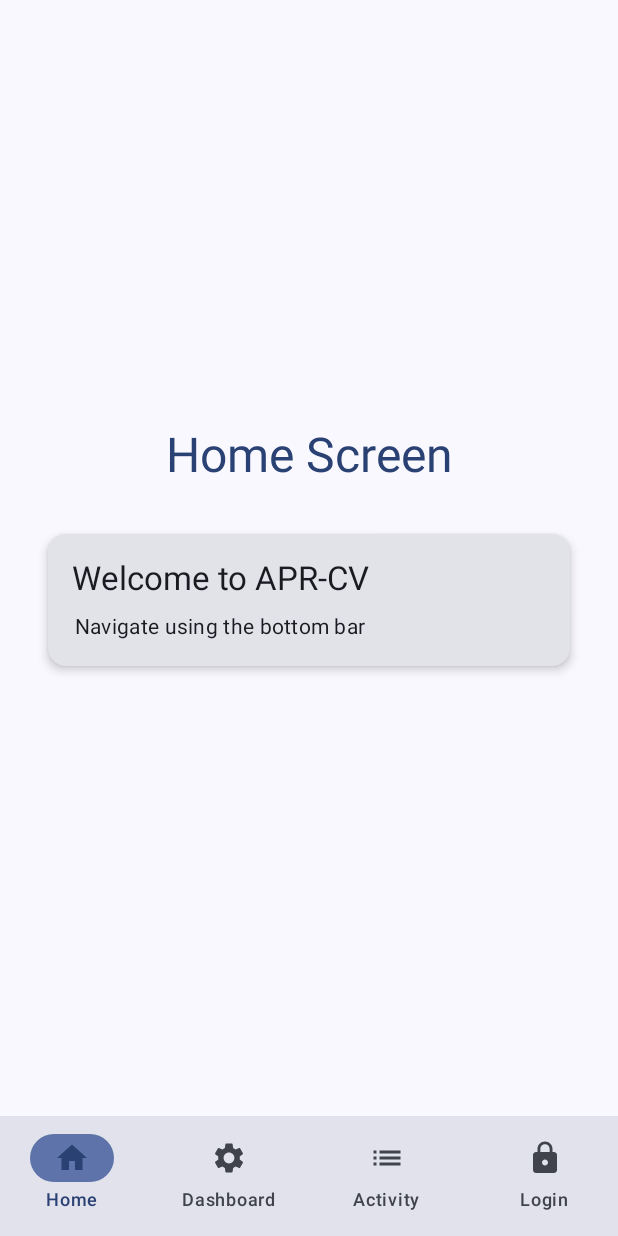
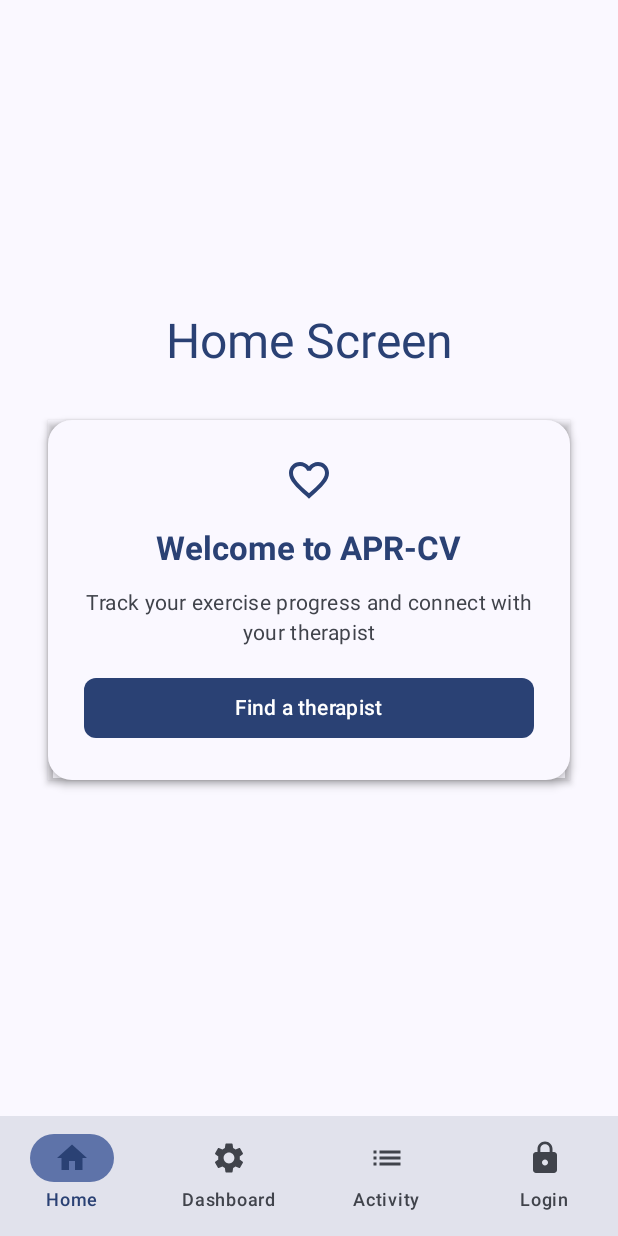
Before and after one commit to RandomSci/CapstoneProject, an Android app built with Jetpack Compose: the main screen opened through its navigation route, on a phone screen of 412 x 824 dp. Run offline under Robolectric (Android 15) with nearby library versions, the light colour scheme and no system bars; network calls fail.

Commit message:
Added more contents. Complete setup but needs more polishing

```diff
--- a/Frontend/app/src/main/java/com/pogi/percentronx/Navigation.kt
+++ b/Frontend/app/src/main/java/com/pogi/percentronx/Navigation.kt
@@ -40,16 +40,14 @@ import androidx.compose.foundation.shape.RoundedCornerShape
 import androidx.compose.foundation.verticalScroll
 import androidx.compose.material.icons.Icons
 import androidx.compose.material.icons.filled.Build
-import androidx.compose.material.icons.filled.CheckCircle
 import androidx.compose.material.icons.filled.DateRange
 import androidx.compose.material.icons.filled.Email
-import androidx.compose.material.icons.filled.Face
+import androidx.compose.material.icons.filled.FavoriteBorder
 import androidx.compose.material.icons.filled.Home
 import androidx.compose.material.icons.filled.List
 import androidx.compose.material.icons.filled.Lock
 import androidx.compose.material.icons.filled.Person
 import androidx.compose.material.icons.filled.Settings
-import androidx.compose.material.icons.filled.Star
 import androidx.compose.material.icons.filled.Warning
 import androidx.compose.material3.AlertDialog
 import androidx.compose.material3.Button
@@ -119,7 +117,7 @@ val bottomNavItems = listOf(
 )
 
 @Composable
-fun MainScreen() {
+fun MainScreen(navController: NavController) {
     Column(
         modifier = Modifier
             .fillMaxSize()
@@ -153,7 +151,7 @@ fun MainScreen() {
                             Log.e("MainScreen", "Error fetching progress: ${e.message}")
                         }
                     } else {
-
+                        // Empty else block in original code
                     }
                 } catch (e: Exception) {
                     Log.e("MainScreen", "Error checking login: ${e.message}")
@@ -169,36 +167,87 @@ fun MainScreen() {
                 color = MaterialTheme.colorScheme.primary
             )
         } else if (!isLoggedIn) {
-            WelcomeCard()
+            WelcomeCard(navController = navController)
         } else if (progressData != null) {
             ExerciseProgressCards(progressData!!)
         } else {
-            WelcomeCard()
-        }
-    }
-}
-
-@Composable
-private fun WelcomeCard() {
+            WelcomeCard(navController = navController)
+        }
+    }
+}
+
+@Composable
+private fun WelcomeCard(navController: NavController) {
+    val colorScheme = MaterialTheme.colorScheme
+    val animatedElevation by animateFloatAsState(
+        targetValue = 4f,
+        animationSpec = tween(500, easing = LinearEasing),
+        label = "ElevationAnimation"
+    )
+
     Card(
         modifier = Modifier
             .fillMaxWidth()
-            .padding(16.dp),
-        elevation = CardDefaults.cardElevation(defaultElevation = 4.dp)
+            .padding(16.dp)
+            .graphicsLayer {
+                shadowElevation = animatedElevation
+            },
+        elevation = CardDefaults.cardElevation(defaultElevation = animatedElevation.dp),
+        shape = RoundedCornerShape(16.dp),
+        colors = CardDefaults.cardColors(
+            containerColor = colorScheme.surface,
+            contentColor = colorScheme.onSurface
+        )
     ) {
         Column(
-            modifier = Modifier.padding(16.dp),
-            horizontalAlignment = Alignment.CenterHorizontally
+            modifier = Modifier
+                .padding(24.dp)
+                .fillMaxWidth(),
+            horizontalAlignment = Alignment.CenterHorizontally,
+            verticalArrangement = Arrangement.Center
         ) {
+            Icon(
+                imageVector = Icons.Default.FavoriteBorder,
+                contentDescription = "Welcome",
+                modifier = Modifier
+                    .size(48.dp)
+                    .padding(bottom = 16.dp),
+                tint = colorScheme.primary
+            )
+
             Text(
                 "Welcome to APR-CV",
-                style = MaterialTheme.typography.titleLarge
+                style = MaterialTheme.typography.titleLarge,
+                fontWeight = FontWeight.Bold,
+                color = colorScheme.primary
             )
-            Spacer(modifier = Modifier.height(8.dp))
+
+            Spacer(modifier = Modifier.height(12.dp))
+
             Text(
-                "Navigate using the bottom bar",
-                style = MaterialTheme.typography.bodyMedium
+                "Track your exercise progress and connect with your therapist",
+                style = MaterialTheme.typography.bodyMedium,
+                textAlign = TextAlign.Center,
+                color = colorScheme.onSurfaceVariant
             )
+
+            Spacer(modifier = Modifier.height(16.dp))
+
+            Button(
+                onClick = {
+                    navController.navigate("dashboard") {
+                        popUpTo(navController.graph.findStartDestination().id) {
+                            saveState = true
+                        }
+                        launchSingleTop = true
+                        restoreState = true
+                    }
+                },
+                modifier = Modifier.fillMaxWidth(),
+                shape = RoundedCornerShape(8.dp)
+            ) {
+                Text("Find a therapist")
+            }
         }
     }
 }
@@ -1571,10 +1620,21 @@ fun SignUpForm(
                         } else {
                             try {
                                 val errorBody = response.errorBody()?.string()
-                                val errorObj = Gson().fromJson(errorBody, ErrorResponse::class.java)
-                                statusMessage = errorObj?.detail ?: "Registration failed: ${response.code()}"
+                                if (errorBody != null && errorBody.startsWith("{")) {
+                                    try {
+                                        val errorObj = Gson().fromJson(errorBody, ErrorResponse::class.java)
+                                        statusMessage = errorObj?.detail ?: "Registration failed: ${response.code()}"
+                                    } catch (e: Exception) {
+                                        statusMessage = "Registration failed: ${response.code()}"
+                                        Log.e("SignUpForm", "JSON parsing error", e)
+                                    }
+                                } else {
+                                    statusMessage = "Registration failed: ${response.code()}"
+                                    Log.d("SignUpForm", "Non-JSON error body: $errorBody")
+                                }
                             } catch (e: Exception) {
                                 statusMessage = "Registration failed: ${response.code()}"
+                                Log.e("SignUpForm", "Error processing response", e)
                             }
                         }
                     }
--- a/Frontend/app/src/main/java/com/pogi/percentronx/UpdatedNavigation.kt
+++ b/Frontend/app/src/main/java/com/pogi/percentronx/UpdatedNavigation.kt
@@ -159,7 +159,7 @@ fun UpdatedNavigationGraph() {
                             slideOutHorizontally(targetOffsetX = { -it }) + fadeOut()
                         }
                     ) {
-                        MainScreen()
+                        MainScreen(navController = navController)
                     }
 
                     composable(
@@ -694,12 +694,12 @@ fun NavController.navigateToVideo(url: String, type: String = "youtube") {
     val encodedUrl = if (type.equals("youtube", ignoreCase = true)) {
         if (url.matches(Regex("^[a-zA-Z0-9_-]{11}$"))) {
             Log.d("Navigation", "URL is already a YouTube ID: $url")
-            url // This is the return value - keep the URL as is
+            url
         } else {
             val videoId = extractYoutubeVideoId(url)
             if (videoId != null) {
                 Log.d("Navigation", "Successfully extracted YouTube ID: $videoId")
-                videoId // This is the return value - use the extracted ID
+                videoId
             } else {
                 Log.d("Navigation", "Failed to extract YouTube ID, using full URL")
                 java.net.URLEncoder.encode(url, "UTF-8")
```
Also changed, not shown: Frontend/app/src/main/java/com/pogi/percentronx/Activity.kt (+6 -6 lines), 5 other files.
